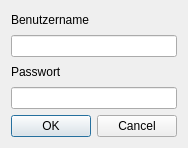
The window that DBS-Bauer/login.ui (t-script/DBS-Bauer) describes before a commit, drawn with Qt 5.
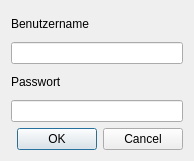
The same window after the commit.

Commit message: login funktioniert jetzt.

```diff
--- a/DBS-Bauer/login.ui
+++ b/DBS-Bauer/login.ui
@@ -2,12 +2,18 @@
 <ui version="4.0">
  <class>login</class>
  <widget class="QDialog" name="login">
+  <property name="windowModality">
+   <enum>Qt::ApplicationModal</enum>
+  </property>
+  <property name="enabled">
+   <bool>true</bool>
+  </property>
   <property name="geometry">
    <rect>
     <x>0</x>
     <y>0</y>
-    <width>181</width>
-    <height>148</height>
+    <width>194</width>
+    <height>161</height>
    </rect>
   </property>
   <property name="windowTitle">
```
Left out of the diff: 3 changed lines with no effect on the pictures. The commit also changes 4 other files.
